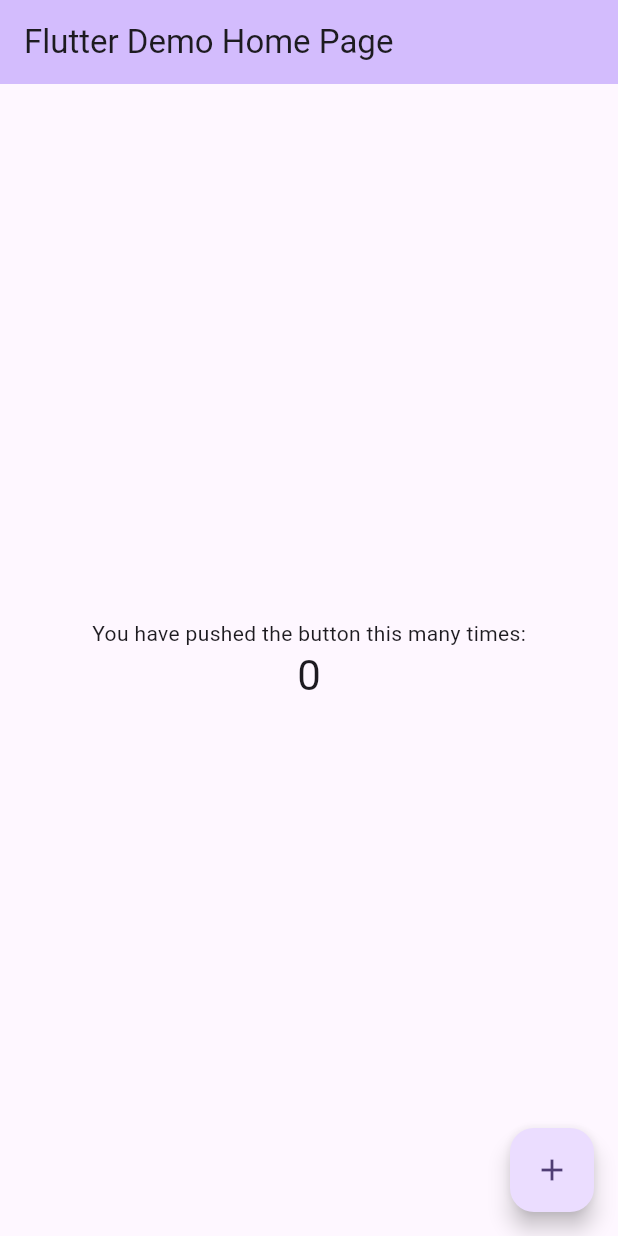
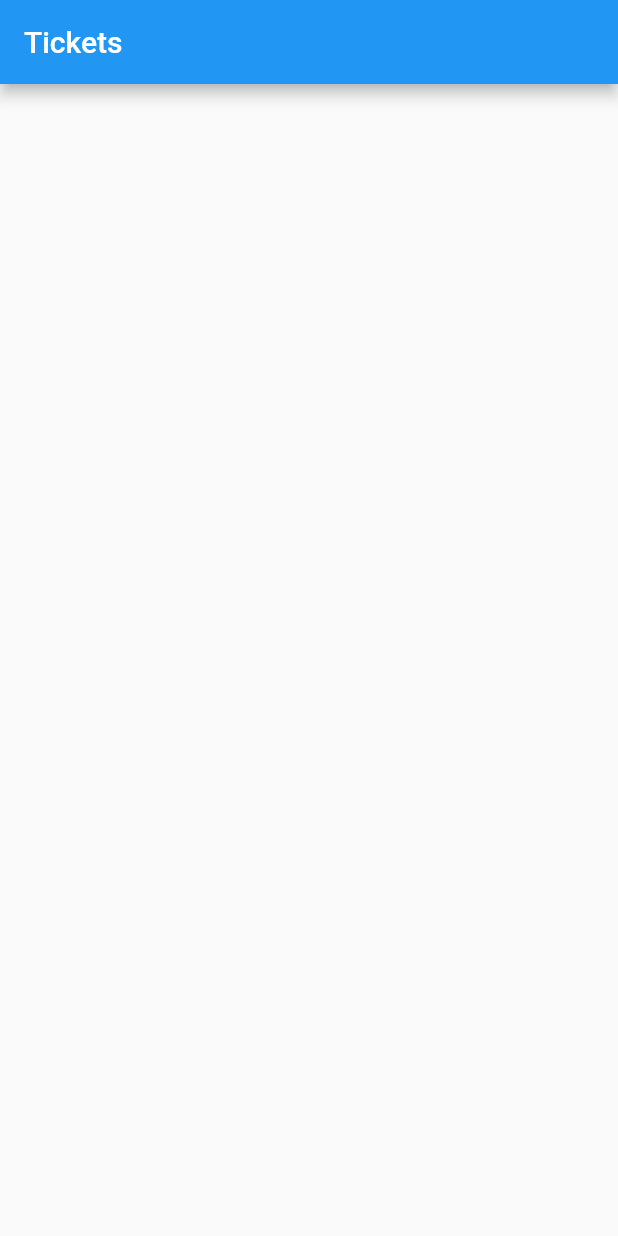
Before and after one commit to AkritiSubedi/ticketbookingapp, a Flutter app: the screen it shows after launch, on a phone screen of 412 x 824 dp. Run offline on Flutter 3.47's test engine with Material 2 defaults, Android fonts, the phone set to English and light mode, and no system bars.

Commit message:
day1_16completed

```diff
--- a/lib/main.dart
+++ b/lib/main.dart
@@ -1,4 +1,5 @@
 import 'package:flutter/material.dart';
+import 'package:ticketbookingapp/screens/bottom_bar.dart';
 
 void main() {
   runApp(const MyApp());
@@ -11,115 +12,12 @@ class MyApp extends StatelessWidget {
   @override
   Widget build(BuildContext context) {
     return MaterialApp(
+      debugShowCheckedModeBanner: false,
       title: 'Flutter Demo',
       theme: ThemeData(
-        // This is the theme of your application.
-        //
-        // TRY THIS: Try running your application with "flutter run". You'll see
-        // the application has a blue toolbar. Then, without quitting the app,
-        // try changing the seedColor in the colorScheme below to Colors.green
-        // and then invoke "hot reload" (save your changes or press the "hot
-        // reload" button in a Flutter-supported IDE, or press "r" if you used
-        // the command line to start the app).
-        //
-        // Notice that the counter didn't reset back to zero; the application
-        // state is not lost during the reload. To reset the state, use hot
-        // restart instead.
-        //
-        // This works for code too, not just values: Most code changes can be
-        // tested with just a hot reload.
-        colorScheme: ColorScheme.fromSeed(seedColor: Colors.deepPurple),
-        useMaterial3: true,
+        primarySwatch: Colors.blue,
       ),
-      home: const MyHomePage(title: 'Flutter Demo Home Page'),
+      home: const BottomBar(),
     );
   }
 }
-
-class MyHomePage extends StatefulWidget {
-  const MyHomePage({super.key, required this.title});
-
-  // This widget is the home page of your application. It is stateful, meaning
-  // that it has a State object (defined below) that contains fields that affect
-  // how it looks.
-
-  // This class is the configuration for the state. It holds the values (in this
-  // case the title) provided by the parent (in this case the App widget) and
-  // used by the build method of the State. Fields in a Widget subclass are
-  // always marked "final".
-
-  final String title;
-
-  @override
-  State<MyHomePage> createState() => _MyHomePageState();
-}
-
-class _MyHomePageState extends State<MyHomePage> {
-  int _counter = 0;
-
-  void _incrementCounter() {
-    setState(() {
-      // This call to setState tells the Flutter framework that something has
-      // changed in this State, which causes it to rerun the build method below
-      // so that the display can reflect the updated values. If we changed
-      // _counter without calling setState(), then the build method would not be
-      // called again, and so nothing would appear to happen.
-      _counter++;
-    });
-  }
-
-  @override
-  Widget build(BuildContext context) {
-    // This method is rerun every time setState is called, for instance as done
-    // by the _incrementCounter method above.
-    //
-    // The Flutter framework has been optimized to make rerunning build methods
-    // fast, so that you can just rebuild anything that needs updating rather
-    // than having to individually change instances of widgets.
-    return Scaffold(
-      appBar: AppBar(
-        // TRY THIS: Try changing the color here to a specific color (to
-        // Colors.amber, perhaps?) and trigger a hot reload to see the AppBar
-        // change color while the other colors stay the same.
-        backgroundColor: Theme.of(context).colorScheme.inversePrimary,
-        // Here we take the value from the MyHomePage object that was created by
-        // the App.build method, and use it to set our appbar title.
-        title: Text(widget.title),
-      ),
-      body: Center(
-        // Center is a layout widget. It takes a single child and positions it
-        // in the middle of the parent.
-        child: Column(
-          // Column is also a layout widget. It takes a list of children and
-          // arranges them vertically. By default, it sizes itself to fit its
-          // children horizontally, and tries to be as tall as its parent.
-          //
-          // Column has various properties to control how it sizes itself and
-          // how it positions its children. Here we use mainAxisAlignment to
-          // center the children vertically; the main axis here is the vertical
-          // axis because Columns are vertical (the cross axis would be
-          // horizontal).
-          //
-          // TRY THIS: Invoke "debug painting" (choose the "Toggle Debug Paint"
-          // action in the IDE, or press "p" in the console), to see the
-          // wireframe for each widget.
-          mainAxisAlignment: MainAxisAlignment.center,
-          children: <Widget>[
-            const Text(
-              'You have pushed the button this many times:',
-            ),
-            Text(
-              '$_counter',
-              style: Theme.of(context).textTheme.headlineMedium,
-            ),
-          ],
-        ),
-      ),
-      floatingActionButton: FloatingActionButton(
-        onPressed: _incrementCounter,
-        tooltip: 'Increment',
-        child: const Icon(Icons.add),
-      ), // This trailing comma makes auto-formatting nicer for build methods.
-    );
-  }
-}
--- /dev/null
+++ b/lib/screens/bottom_bar.dart
@@ -0,0 +1,19 @@
+import 'package:flutter/material.dart';
+
+class BottomBar extends StatefulWidget {
+  const BottomBar({super.key});
+
+  @override
+  State<BottomBar> createState() => _BottomBarState();
+}
+
+class _BottomBarState extends State<BottomBar> {
+  @override
+  Widget build(BuildContext context) {
+    return Scaffold(
+      appBar: AppBar(
+        title: Text("Tickets"),
+      ),
+    );
+  }
+}
```
